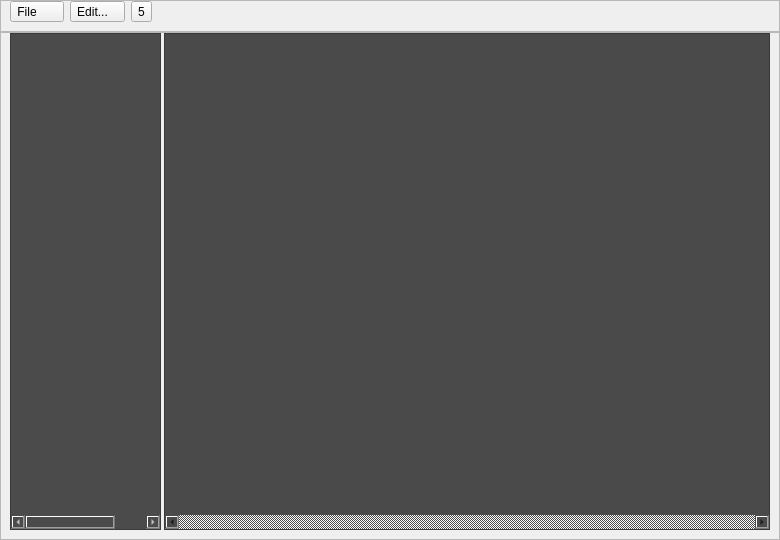
The window that src/DockWaveform.ui (gdevic/Z80Explorer) describes before a commit, drawn with Qt 5.
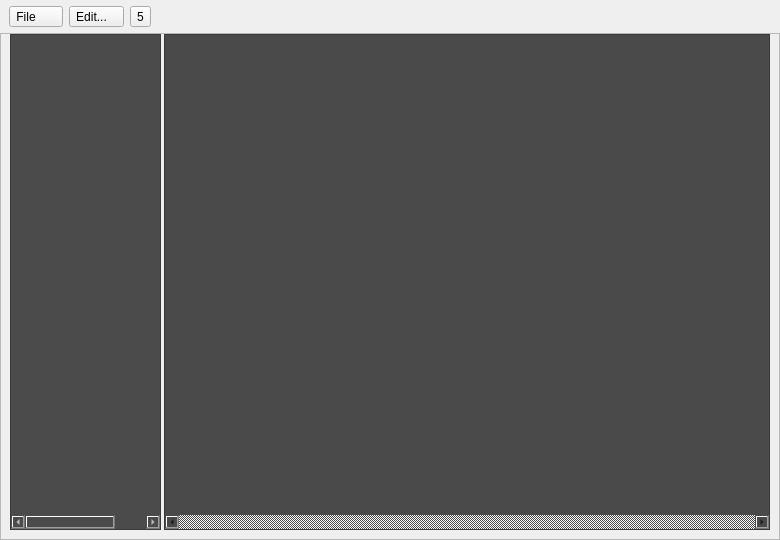
The same window after the commit. Custom widgets are drawn as their Qt base class.

Commit message: Rewriting Dock Waveform using a new frameless style

```diff
--- a/src/DockWaveform.ui
+++ b/src/DockWaveform.ui
@@ -22,7 +22,7 @@
   <widget class="QWidget" name="dockWidgetContents">
    <layout class="QVBoxLayout" name="verticalLayout">
     <property name="spacing">
-     <number>0</number>
+     <number>6</number>
     </property>
     <property name="leftMargin">
      <number>0</number>
@@ -40,16 +40,12 @@
      <widget class="WidgetToolbar" name="widget" native="true"/>
     </item>
     <item>
-     <widget class="QFrame" name="frameMenu">
-      <property name="frameShape">
-       <enum>QFrame::StyledPanel</enum>
+     <layout class="QHBoxLayout" name="horizontalLayout">
+      <property name="leftMargin">
+       <number>9</number>
       </property>
-      <property name="frameShadow">
-       <enum>QFrame::Raised</enum>
-      </property>
-      <layout class="QHBoxLayout" name="horizontalLayout2">
-       <property name="topMargin">
-        <number>0</number>
+      <property name="rightMargin">
+       <number>9</number>
        </property>
        <item>
         <widget class="QToolButton" name="btFile">
@@ -101,7 +97,6 @@
         </spacer>
        </item>
       </layout>
-     </widget>
     </item>
     <item>
      <widget class="QFrame" name="frame">
@@ -195,7 +190,7 @@
             <x>0</x>
             <y>0</y>
             <width>604</width>
-            <height>447</height>
+            <height>444</height>
            </rect>
           </property>
           <layout class="QHBoxLayout" name="layoutScroll">
```
Lines whose indentation alone changed are shown as unchanged.
